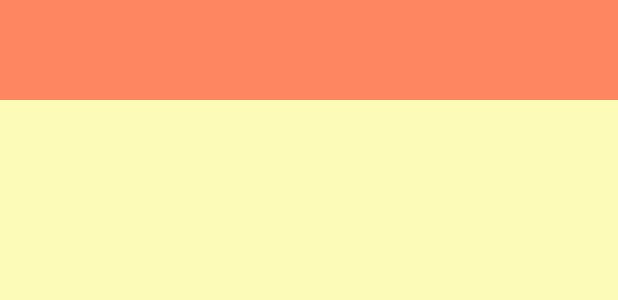
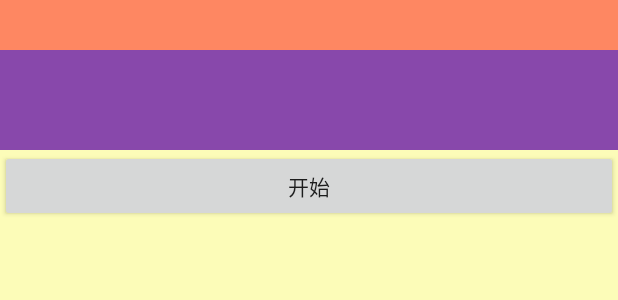
Before and after one commit to Giousa/RidingView, an Android app: the layout activity_main.xml on its own in the app's theme, with its tools: preview values and no code run, on a phone screen of 412 x 824 dp. Shown: the top 300 px of the screen. Run offline under Robolectric (Android 15) with nearby library versions, the phone set to English and light mode, and no system bars; network calls fail.

```diff
--- a/app/build.gradle
+++ b/app/build.gradle
@@ -20,10 +20,11 @@ android {
 }
 
 dependencies {
-    compile fileTree(dir: 'libs', include: ['*.jar'])
+    compile fileTree(include: ['*.jar'], dir: 'libs')
     androidTestCompile('com.android.support.test.espresso:espresso-core:2.2.2', {
         exclude group: 'com.android.support', module: 'support-annotations'
     })
     compile 'com.android.support:appcompat-v7:25.0.1'
     testCompile 'junit:junit:4.12'
+    compile 'com.github.bumptech.glide:glide:3.7.0'
 }
--- a/app/src/main/java/com/giou/ridingview/view/MiniMapView.java
+++ b/app/src/main/java/com/giou/ridingview/view/MiniMapView.java
@@ -76,6 +76,9 @@ public class MiniMapView extends View {
         canvas.restore();
     }
 
+    public List<Point> getAllPoints() {
+        return allPoints;
+    }
 
     public void loadObjFile(String fileName) {
 
--- a/app/src/main/res/layout/activity_main.xml
+++ b/app/src/main/res/layout/activity_main.xml
@@ -9,11 +9,30 @@
     tools:context=".MainActivity">
 
 
-    <com.giou.ridingview.view.MiniMapView
+    <RelativeLayout
         android:background="#77ff0000"
-        android:id="@+id/mini_map_view"
         android:layout_width="match_parent"
-        android:layout_height="100px"/>
+        android:layout_height="150px">
+
+        <com.giou.ridingview.view.MiniMapView
+            android:layout_alignParentBottom="true"
+            android:background="#770000ff"
+            android:id="@+id/mini_map_view"
+            android:layout_width="match_parent"
+            android:layout_height="100px"/>
+
+        <ImageView
+            android:id="@+id/iv_bike"
+            android:layout_width="50px"
+            android:layout_height="50px"/>
+    </RelativeLayout>
+
+
+    <Button
+        android:id="@+id/btn_start"
+        android:text="开始"
+        android:layout_width="match_parent"
+        android:layout_height="wrap_content"/>
 
 
 
```
Also changed, not shown: app/src/main/java/com/giou/ridingview/MainActivity.java (+52 -2 lines), app/src/main/res/drawable/bike.gif (added).
